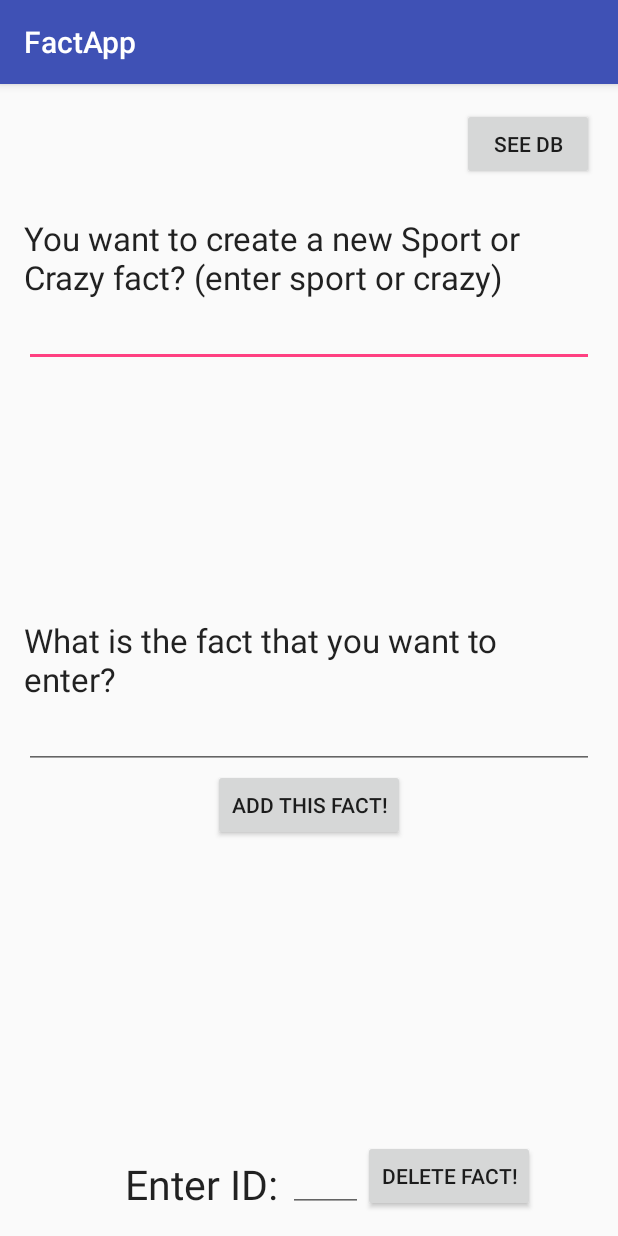
After one commit to nrkfeller/android_projects, an Android app: the insertFactToDatabase screen opened directly, with no data from a screen before it, on a phone screen of 412 x 824 dp. The commit adds this screen. Run offline under Robolectric (Android 15) with nearby library versions, the phone set to English and light mode, and no system bars.

Commit message:
added sqlite database, add, remove and view

```diff
--- a/FactApp/app/src/main/AndroidManifest.xml
+++ b/FactApp/app/src/main/AndroidManifest.xml
@@ -30,7 +30,8 @@
             android:theme="@style/AppTheme.NoActionBar" />
         <activity
             android:name=".SettingsActivity"
-            android:label="@string/title_activity_settings"></activity>
+            android:label="@string/title_activity_settings" />
+        <activity android:name=".insertFactToDatabase"></activity>
     </application>
 
 </manifest>
--- /dev/null
+++ b/FactApp/app/src/main/java/com/efelnic/factapp/insertFactToDatabase.java
@@ -0,0 +1,105 @@
+package com.efelnic.factapp;
+
+import android.app.AlertDialog;
+import android.database.Cursor;
+import android.support.v7.app.AppCompatActivity;
+import android.os.Bundle;
+import android.view.View;
+import android.widget.Button;
+import android.widget.EditText;
+import android.widget.Toast;
+
+public class insertFactToDatabase extends AppCompatActivity {
+
+    DatabaseHelper myDb;
+    Button addFact;
+    Button viewDataButton;
+    Button deleteFact;
+    EditText factTypeText;
+    EditText factText;
+    EditText deleteIDText;
+
+    @Override
+    protected void onCreate(Bundle savedInstanceState) {
+        super.onCreate(savedInstanceState);
+        setContentView(R.layout.activity_insert_fact_to_database);
+
+        myDb = new DatabaseHelper(this);
+        addFact = (Button) findViewById(R.id.addFactButton);
+        deleteFact = (Button) findViewById(R.id.deleteFactButton);
+        viewDataButton = (Button) findViewById(R.id.viewDataButton);
+        factText = (EditText)findViewById(R.id.factText);
+        factTypeText = (EditText)findViewById(R.id.factTypeText);
+        deleteIDText = (EditText)findViewById(R.id.deleteIDText);
+
+        addData();
+        viewAll();
+        DeleteData();
+    }
+
+    public void addData(){
+        addFact.setOnClickListener(
+                new View.OnClickListener() {
+                    @Override
+                    public void onClick(View v) {
+                        boolean isInserted = myDb.insertData(factTypeText.getText().toString(), factText.getText().toString());
+                        if (isInserted == true) {
+                            Toast.makeText(insertFactToDatabase.this, "Fact has been added!", Toast.LENGTH_LONG).show();
+                        } else {
+                            Toast.makeText(insertFactToDatabase.this, "Invalid type of Database failure", Toast.LENGTH_LONG).show();
+                        }
+                    }
+                }
+        );
+    }
+
+    public void viewAll(){
+        viewDataButton.setOnClickListener(
+                new View.OnClickListener() {
+
+                    @Override
+                    public void onClick(View v) {
+                        Cursor res = myDb.getAllData();
+                        if ( res.getCount() == 0 ) {
+                            showMessage("Error", "database empty");
+                            return;
+                        }
+
+                        StringBuffer buffer = new StringBuffer();
+                        while (res.moveToNext()) {
+                            buffer.append("ID : " + res.getString(0) + "\n");
+                            buffer.append("Type : " + res.getString(1) + "\n");
+                            buffer.append("Fact : " + res.getString(2) + "\n\n");
+                        }
+
+                        showMessage("Data", buffer.toString());
+                    }
+                }
+        );
+    }
+
+    public void DeleteData(){
+        deleteFact.setOnClickListener(
+                new View.OnClickListener() {
+                    @Override
+                    public void onClick(View v) {
+                        Integer deletedRows = myDb.deleteData(deleteIDText.getText().toString());
+
+                        if (deletedRows > 0 ){
+                            Toast.makeText(insertFactToDatabase.this, "Data Deleted", Toast.LENGTH_LONG).show();
+                        } else {
+                            Toast.makeText(insertFactToDatabase.this, "Nothing to delete", Toast.LENGTH_LONG).show();
+                        }
+                    }
+                }
+        );
+    }
+
+    public void showMessage(String title, String Message){
+        AlertDialog.Builder builder = new AlertDialog.Builder(this);
+        builder.setCancelable(true);
+        builder.setTitle(title);
+        builder.setMessage(Message);
+        builder.show();
+    }
+}
--- /dev/null
+++ b/FactApp/app/src/main/res/layout/activity_insert_fact_to_database.xml
@@ -0,0 +1,87 @@
+<?xml version="1.0" encoding="utf-8"?>
+<RelativeLayout xmlns:android="http://schemas.android.com/apk/res/android"
+    xmlns:tools="http://schemas.android.com/tools"
+    android:layout_width="match_parent"
+    android:layout_height="match_parent"
+    android:paddingBottom="@dimen/activity_vertical_margin"
+    android:paddingLeft="@dimen/activity_horizontal_margin"
+    android:paddingRight="@dimen/activity_horizontal_margin"
+    android:paddingTop="@dimen/activity_vertical_margin"
+    tools:context="com.efelnic.factapp.insertFactToDatabase">
+
+    <TextView
+        android:layout_width="wrap_content"
+        android:layout_height="wrap_content"
+        android:textAppearance="?android:attr/textAppearanceLarge"
+        android:text="You want to create a new Sport or Crazy fact? (enter sport or crazy)"
+        android:id="@+id/textView4"
+        android:layout_alignParentTop="true"
+        android:layout_centerHorizontal="true"
+        android:layout_marginTop="72dp" />
+
+    <TextView
+        android:layout_width="wrap_content"
+        android:layout_height="wrap_content"
+        android:textAppearance="?android:attr/textAppearanceLarge"
+        android:text="What is the fact that you want to enter?"
+        android:id="@+id/textView5"
+        android:layout_centerVertical="true"
+        android:layout_centerHorizontal="true" />
+
+    <EditText
+        android:layout_width="fill_parent"
+        android:layout_height="wrap_content"
+        android:id="@+id/factTypeText"
+        android:layout_below="@+id/textView4"
+        android:layout_centerHorizontal="true" />
+
+    <EditText
+        android:layout_width="fill_parent"
+        android:layout_height="wrap_content"
+        android:id="@+id/factText"
+        android:layout_below="@+id/textView5"
+        android:layout_centerHorizontal="true" />
+
+    <Button
+        android:layout_width="wrap_content"
+        android:layout_height="wrap_content"
+        android:text="Add This Fact!"
+        android:id="@+id/addFactButton"
+        android:layout_below="@+id/factText"
+        android:layout_centerHorizontal="true" />
+
+    <Button
+        android:layout_width="wrap_content"
+        android:layout_height="wrap_content"
+        android:text="Delete Fact!"
+        android:id="@+id/deleteFactButton"
+        android:layout_alignBottom="@+id/deleteIDText"
+        android:layout_alignEnd="@+id/factText"
+        android:layout_marginEnd="39dp" />
+
+    <Button
+        android:layout_width="wrap_content"
+        android:layout_height="wrap_content"
+        android:text="See DB"
+        android:id="@+id/viewDataButton"
+        android:layout_alignParentTop="true"
+        android:layout_alignParentEnd="true" />
+
+    <TextView
+        android:layout_width="wrap_content"
+        android:layout_height="wrap_content"
+        android:textAppearance="?android:attr/textAppearanceLarge"
+        android:text="Enter ID: "
+        android:id="@+id/textView6"
+        android:textSize="27dp"
+        android:layout_alignBottom="@+id/deleteIDText"
+        android:layout_toStartOf="@+id/deleteIDText" />
+
+    <EditText
+        android:layout_width="50dp"
+        android:layout_height="wrap_content"
+        android:id="@+id/deleteIDText"
+        android:layout_alignParentBottom="true"
+        android:layout_toStartOf="@+id/deleteFactButton" />
+
+</RelativeLayout>
```
Also changed, not shown: FactApp/app/src/main/java/com/efelnic/factapp/DatabaseHelper.java (added, +78 -0 lines), FactApp/app/src/main/java/com/efelnic/factapp/MainActivity.java (+12 -7 lines), FactApp/app/src/main/res/layout/content_main.xml (+14 -5 lines).
